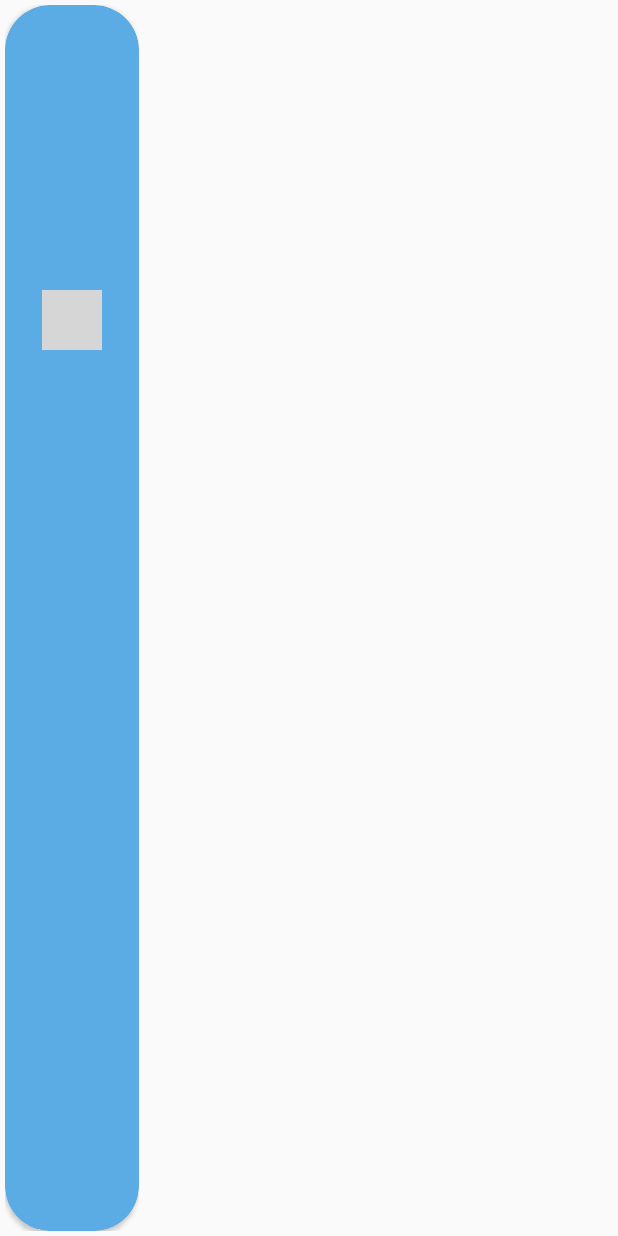
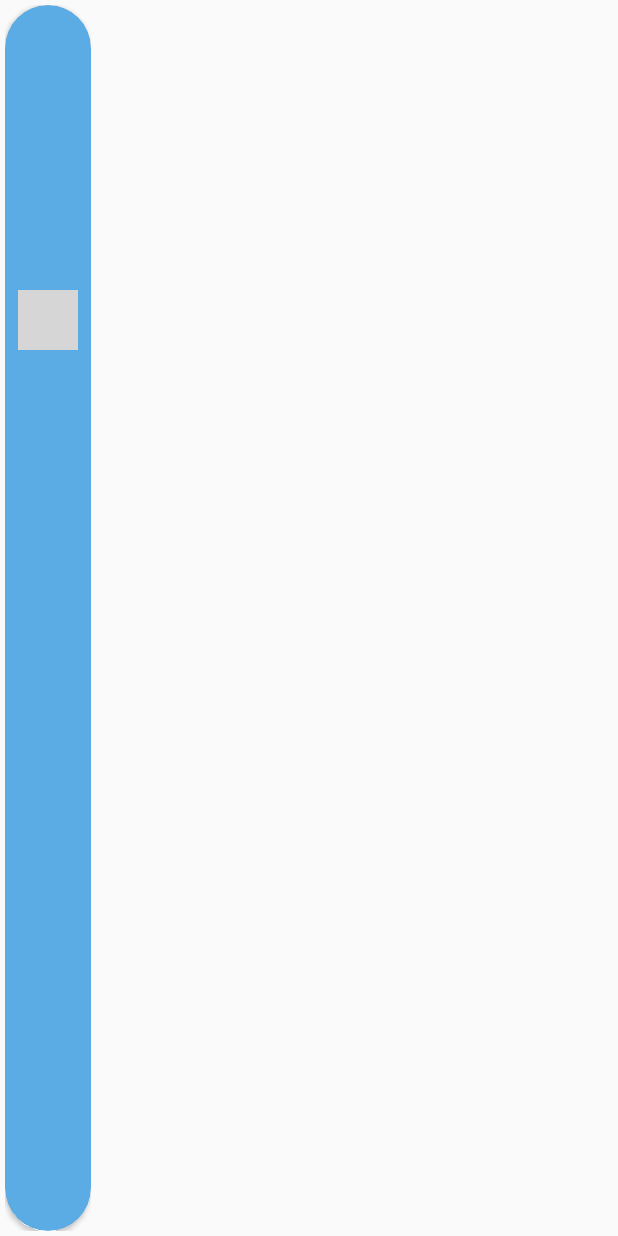
Before and after one commit to RamezHamdiSaeed/SkyCast, an Android app: the layout card_hourly_card_item.xml on its own in the app's theme, with its tools: preview values and no code run, on a phone screen of 412 x 824 dp. Run offline under Robolectric (Android 15) with nearby library versions, the phone set to English and light mode, and no system bars; grey boxes are pictures that could not be loaded.

Commit message:
update the width of the item

```diff
--- a/app/src/main/res/layout/card_hourly_card_item.xml
+++ b/app/src/main/res/layout/card_hourly_card_item.xml
@@ -10,17 +10,17 @@
     </data>
 
     <FrameLayout
-        android:layout_width="96dp"
+        android:layout_width="64dp"
         android:layout_height="match_parent"
-        app:layout_constraintHeight_percent="80"
-        android:padding="3dp">
+        android:padding="3dp"
+        app:layout_constraintHeight_percent="80">
 
         <androidx.cardview.widget.CardView
-            app:cardCornerRadius="30dp"
             android:layout_width="match_parent"
             android:layout_height="match_parent"
             android:layout_gravity="center"
-            app:cardBackgroundColor="#5BABE4">
+            app:cardBackgroundColor="#5BABE4"
+            app:cardCornerRadius="30dp">
 
             <androidx.constraintlayout.widget.ConstraintLayout
                 android:layout_width="match_parent"
```
